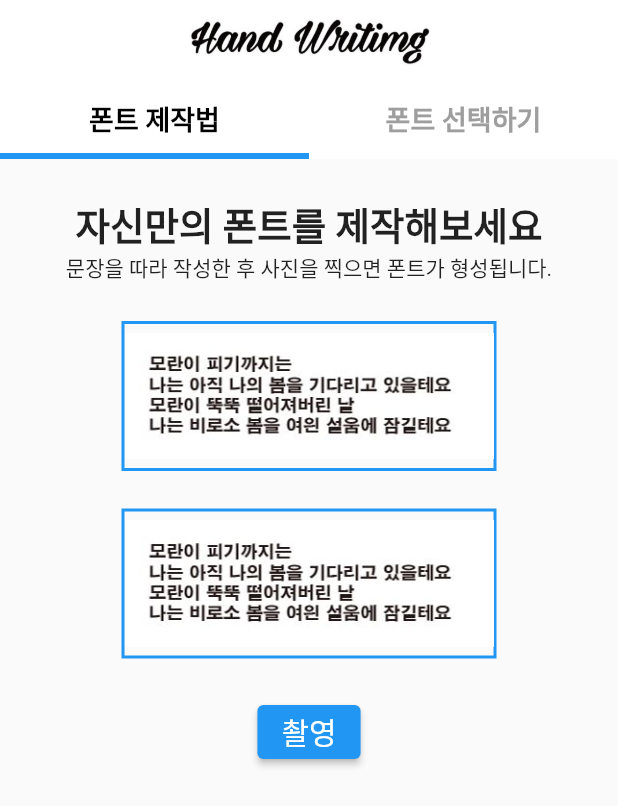
After one commit to dumi33/Flutter_write_app, a Flutter app: the screen it shows after launch, on a phone screen of 412 x 824 dp. The commit adds this screen. Shown: the top 806 px of the screen. Run offline on Flutter 3.47's test engine with Material 2 defaults, Android fonts, the phone set to English and light mode, and no system bars; our stand-ins replace flutter_native_splash; Roboto replaces fonts that are missing (milasiancirca).

Commit message:
[Refactor] 탭 페이지 각각 분할

```diff
--- /dev/null
+++ b/lib/FontProduction.dart
@@ -0,0 +1,66 @@
+import "package:flutter/material.dart";
+
+import "PhotoCheck.dart";
+
+class FontProduction extends StatelessWidget {
+  const FontProduction({Key? key}) : super(key: key);
+
+  @override
+  Widget build(BuildContext context) {
+    return Column(
+      children: [
+        SizedBox(height: 25),
+        Center(
+            child: Text(
+          '자신만의 폰트를 제작해보세요',
+          style: TextStyle(
+            fontSize: 25,
+            fontWeight: FontWeight.bold,
+          ),
+        )),
+        Center(child: Text('문장을 따라 작성한 후 사진을 찍으면 폰트가 형성됩니다.')),
+        SizedBox(height: 25),
+        Container(
+          height: 100,
+          width: 250,
+          decoration: BoxDecoration(
+            border: Border.all(width: 2, color: Colors.blue),
+            // borderRadius: BorderRadius.circular(20), //<-- SEE HERE
+          ),
+          child: Image.asset(
+            'assets/모란.JPG',
+          ),
+        ),
+        SizedBox(height: 25),
+        Container(
+          height: 100,
+          width: 250,
+          decoration: BoxDecoration(
+            border: Border.all(width: 2, color: Colors.blue),
+            // borderRadius: BorderRadius.circular(20), //<-- SEE HERE
+          ),
+          child: Image.asset(
+            'assets/모란.JPG',
+          ),
+        ),
+        SizedBox(height: 25),
+        ElevatedButton(
+          child: Text("촬영"),
+          onPressed: () {
+            Navigator.push(
+              context,
+              MaterialPageRoute(builder: (_) => (PhotoCheck())),
+            );
+          },
+          style: ElevatedButton.styleFrom(
+            textStyle: const TextStyle(
+                fontFamily: 'milasiancirca',
+                color: Colors.white,
+                fontSize: 20,
+                fontStyle: FontStyle.normal),
+          ),
+        ),
+      ],
+    );
+  }
+}
--- a/lib/PhotoCheck.dart
+++ b/lib/PhotoCheck.dart
@@ -1,6 +1,6 @@
-import 'package:flutter/material.dart';
+import "package:flutter/material.dart";
 
-import 'SelectFont.dart';
+import "SelectFont.dart";
 
 class PhotoCheck extends StatefulWidget {
   const PhotoCheck({super.key});
--- a/lib/SelectFont.dart
+++ b/lib/SelectFont.dart
@@ -1,7 +1,7 @@
-import 'package:flutter/material.dart';
+import "package:flutter/material.dart";
 
-import 'PhotoCheck.dart';
-import 'UseFont.dart';
+import "PhotoCheck.dart";
+import "UseFont.dart";
 
 class SelectFont extends StatefulWidget {
   const SelectFont({super.key});
--- a/lib/UseFont.dart
+++ b/lib/UseFont.dart
@@ -1,4 +1,4 @@
-import 'package:flutter/material.dart';
+import "package:flutter/material.dart";
 
 class UseFont extends StatefulWidget {
   const UseFont({super.key});
--- a/lib/main.dart
+++ b/lib/main.dart
@@ -1,7 +1,7 @@
-import 'package:flutter/material.dart';
-import 'package:flutter_native_splash/flutter_native_splash.dart';
+import "package:flutter/material.dart";
+import "package:flutter_native_splash/flutter_native_splash.dart";
 
-import 'TabPage.dart';
+import "TabPage.dart";
 
 
 void main() {
@@ -15,9 +15,9 @@ class MyApp extends StatelessWidget {
 
   @override
   Widget build(BuildContext context) {
-    FlutterNativeSplash.remove(); // 스플래시 이미지 삭제
+    FlutterNativeSplash.remove(); // 스플래시 이미지 제거
     return MaterialApp(
-      title: "write app",
+      title: "Hand Writing",
       debugShowCheckedModeBanner: false,
       home: TabPage(),
     );
```
Also changed, not shown: lib/FontSelect.dart (added, +10 -0 lines), lib/TabPage.dart (+6 -60 lines).
